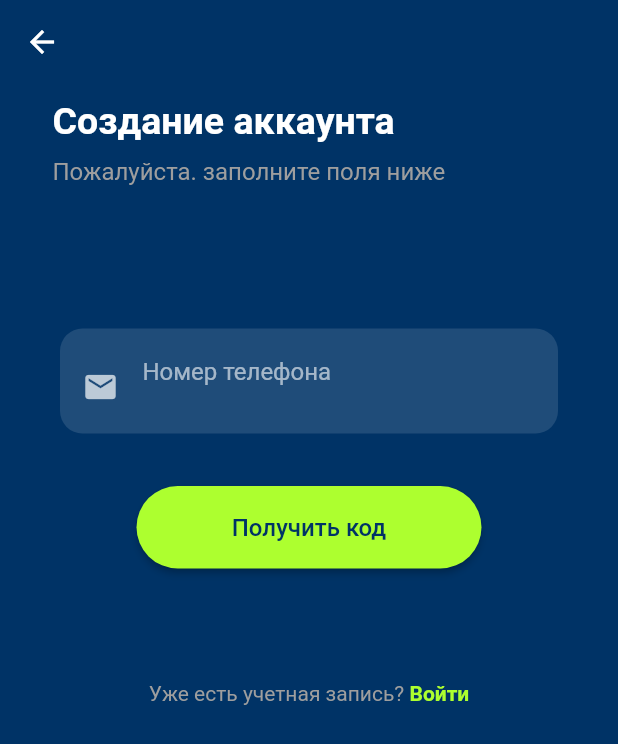
After one commit to 78Ronin78/tennismatch, a Flutter app: the PhoneAuthScreen screen opened directly, on a phone screen of 412 x 824 dp. The commit adds this screen. Shown: the top 744 px of the screen. Run offline on Flutter 3.47's test engine with Material 2 defaults, Android fonts, the phone set to English and light mode, and no system bars; our stand-ins replace bloc, cloud_firestore, equatable, firebase_auth, firebase_core, flutter_bloc and 7 more; missing offline and left inert: flutter_login_vk; accounts and stored records are empty; project files that could hold a hidden picture were left out.

Commit message:
Сделал авторизацию по номеру телефона
Осталось сделать сохранение нового пользователя в базу данных.

```diff
--- /dev/null
+++ b/lib/screens/phone_auth/phone_auth_form.dart
@@ -0,0 +1,190 @@
+import 'package:flutter/material.dart';
+import 'package:mask_text_input_formatter/mask_text_input_formatter.dart';
+import 'package:pinput/pin_put/pin_put.dart';
+import 'package:tennis_match_app/locator.dart';
+import 'package:tennis_match_app/services/auth_service.dart';
+import 'package:tennis_match_app/theme.dart';
+import 'package:tennis_match_app/utils/message_exception.dart';
+import 'package:tennis_match_app/widgets/button_widgets.dart';
+
+class PhoneAuthForm extends StatefulWidget {
+  const PhoneAuthForm({Key key}) : super(key: key);
+
+  @override
+  State<PhoneAuthForm> createState() => _PhoneAuthFormState();
+}
+
+class _PhoneAuthFormState extends State<PhoneAuthForm> {
+  //final GlobalKey<ScaffoldState> _scaffoldKey = new GlobalKey<ScaffoldState>();
+  TextEditingController _phoneController = TextEditingController();
+  final _pinPutController = TextEditingController();
+  final AuthService _authService = locator<AuthService>();
+  String _verificationID;
+  bool codeSumbit = false;
+  int numScreen = 1;
+  bool codeVerify = true;
+
+  @override
+  Widget build(BuildContext context) {
+    //final mediaQuery = MediaQuery.of(context).size.height - 110;
+    var maskFormatter = new MaskTextInputFormatter(
+        mask: '+7 (###) ###-##-##', filter: {"#": RegExp(r'[0-9]')});
+    return Padding(
+        padding: const EdgeInsets.all(20.0),
+        child: numScreen != 4
+            ? Form(
+                child: Column(
+                  children: <Widget>[
+                    Container(
+                      width: double.infinity,
+                      height: 70,
+                      margin: EdgeInsets.symmetric(horizontal: 20, vertical: 5),
+                      padding:
+                          EdgeInsets.symmetric(horizontal: 15, vertical: 5),
+                      decoration: BoxDecoration(
+                        color: Colors.white12,
+                        borderRadius: BorderRadius.circular(15),
+                      ),
+                      child: TextFormField(
+                        keyboardType: TextInputType.number,
+                        inputFormatters: [maskFormatter],
+                        controller: _phoneController,
+                        decoration: InputDecoration(
+                          border: InputBorder.none,
+                          icon: Padding(
+                            padding: EdgeInsets.only(top: 20),
+                            child: Icon(Icons.email),
+                          ),
+                          labelText: "Номер телефона",
+                          hintText: '+7 XXX XXX XX XX',
+                          contentPadding: EdgeInsets.only(top: 5, bottom: 2),
+                        ),
+                        autocorrect: false,
+                      ),
+                    ),
+                    SizedBox(
+                      height: 30,
+                    ),
+                    ButtonWidget(
+                      text: 'Получить код',
+                      onPressed: () {
+                        try {
+                          _phoneAuth();
+                          ScaffoldMessenger.of(context).showSnackBar(
+                            SnackBar(
+                              content: Text('Отправка СМС с кодом'),
+                            ),
+                          );
+                        } on MessageException catch (e) {
+                          print(e);
+                          ScaffoldMessenger.of(context).showSnackBar(
+                            SnackBar(
+                              content: Text('${e.message}'),
+                            ),
+                          );
+                        }
+                      },
+                    ),
+                    SizedBox(
+                      height: 10,
+                    ),
+                  ],
+                ),
+              )
+            : Form(
+                child: Column(
+                children: <Widget>[
+                  PinPut(
+                    onSubmit: (value) async {
+                      try {
+                        bool value = await _authService.submitCode(
+                            code: _pinPutController.text,
+                            verificationId: _verificationID,
+                            context: context);
+                        if (!value) {
+                          setState(() {
+                            codeVerify = false;
+                          });
+                        }
+                      } on MessageException catch (e) {
+                        ScaffoldMessenger.of(context).showSnackBar(
+                          SnackBar(
+                            content: Text('${e.message}'),
+                          ),
+                        );
+                      }
+                    },
+                    controller: _pinPutController,
+                    fieldsCount: 6,
+                    fieldsAlignment: MainAxisAlignment.spaceAround,
+                    animationDuration: Duration(seconds: 0),
+                    textStyle:
+                        TextStyle(fontSize: 28, color: Color(0xFF323232)),
+                    preFilledWidget: Container(
+                      width: 12,
+                      height: 2,
+                      color: Color.fromRGBO(197, 206, 224, 1),
+                    ),
+                  ),
+                  if (!codeVerify) Text('Неверный код', style: validateText),
+                  SizedBox(
+                    height: 74,
+                  ),
+                  ButtonWidget(
+                    text: 'Отправить повторно',
+                    onPressed: () {
+                      try {
+                        _phoneAuth();
+                      } on MessageException catch (e) {
+                        print(e);
+                        //_scaffoldKey?.currentState?.showSnackBar(SnackBarScope.show(e.message));
+                        ScaffoldMessenger.of(context).showSnackBar(
+                          SnackBar(
+                            content: Text('${e.message}'),
+                          ),
+                        );
+                      }
+                    },
+                  ),
+                ],
+              )));
+  }
+
+  _phoneAuth() async {
+    try {
+      await _authService.signInWithPhone(
+          phoneNumber: _phoneController.text,
+          func: (value) {
+            setState(() {
+              _verificationID = value;
+            });
+            if (_verificationID != null) {
+              ScaffoldMessenger.of(context).showSnackBar(
+                SnackBar(
+                  content: Text('СМС код был выслан'),
+                ),
+              );
+              setState(() {
+                codeSumbit = false;
+                numScreen = 4;
+              });
+              // Navigator.push(context,
+              //   MaterialPageRoute(builder: (context) {
+              //     return ReceiveSmsScreen(verificationId: _verificationID, phoneNumber: _phone.text);
+              // }));
+            }
+          },
+          durationCode: () {
+            setState(() {
+              codeSumbit = true;
+            });
+          });
+    } on MessageException catch (e) {
+      ScaffoldMessenger.of(context).showSnackBar(
+        SnackBar(
+          content: Text('${e.message}}'),
+        ),
+      );
+    }
+  }
+}
--- /dev/null
+++ b/lib/screens/phone_auth/phone_auth_screen.dart
@@ -0,0 +1,65 @@
+import 'package:flutter/material.dart';
+import 'package:tennis_match_app/screens/phone_auth/phone_auth_form.dart';
+import 'package:tennis_match_app/screens/register/register_form.dart';
+import 'package:tennis_match_app/widgets/text_widget.dart';
+
+class PhoneAuthScreen extends StatelessWidget {
+  @override
+  Widget build(BuildContext context) {
+    return Scaffold(
+      //extendBodyBehindAppBar: true,
+      appBar: AppBar(
+        elevation: 0,
+        backgroundColor: Colors.transparent,
+        iconTheme: IconThemeData(
+          color: Color(0xFFFFFFFF),
+        ),
+      ),
+      body: SingleChildScrollView(
+        child: Center(
+          child: Column(
+            children: [
+              SizedBox(height: 5),
+              Container(
+                width: double.infinity,
+                margin: EdgeInsets.symmetric(horizontal: 35, vertical: 5),
+                child: Text(
+                  'Создание аккаунта',
+                  style: TextStyle(
+                    color: Colors.white,
+                    fontWeight: FontWeight.bold,
+                    fontSize: 25,
+                  ),
+                ),
+              ),
+              Container(
+                width: double.infinity,
+                margin: EdgeInsets.symmetric(horizontal: 35, vertical: 5),
+                child: Text(
+                  'Пожалуйста. заполните поля ниже',
+                  style: TextStyle(
+                      color: Colors.grey,
+                      fontWeight: FontWeight.normal,
+                      fontSize: 16),
+                ),
+              ),
+              SizedBox(height: 15),
+              Container(
+                margin: const EdgeInsets.only(top: 50),
+                child: PhoneAuthForm(),
+              ),
+              SizedBox(height: 45),
+              GestureDetector(
+                onTap: () {
+                  Navigator.of(context).pop();
+                },
+                child: Text_Widget(
+                    text: 'Уже есть учетная запись?', signText: 'Войти'),
+              ),
+            ],
+          ),
+        ),
+      ),
+    );
+  }
+}
--- a/pubspec.yaml
+++ b/pubspec.yaml
@@ -45,6 +45,9 @@ dependencies:
   flutter_svg: ^1.0.3
   font_awesome_flutter: ^9.2.0
   cached_network_image: ^3.2.0
+  mask_text_input_formatter: ^2.3.0
+  pinput: ^0.2.6
+  #google_fonts: ^2.3.0
 
   #social links
   google_sign_in: ^5.2.4
```
Also changed, not shown: lib/screens/login/login_form.dart (+14 -4 lines), lib/services/auth_service.dart (+44 -0 lines), lib/theme.dart (added, +218 -0 lines), lib/utils/color_config.dart (added, +8 -0 lines), lib/utils/size_config.dart (added, +12 -0 lines), pubspec.lock.
